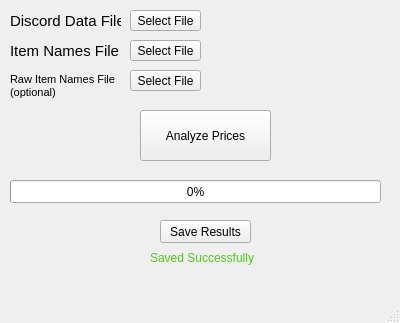
Before: the Qt Designer form UI/dialogue.ui in ryqui/GrowTrends, drawn with Qt 5.
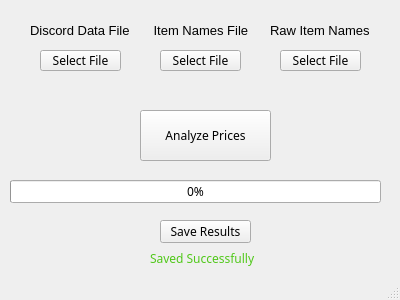
After: the same form once the commit is applied.

What changed in the file:
```diff
--- a/UI/dialogue.ui
+++ b/UI/dialogue.ui
@@ -7,22 +7,35 @@
     <x>0</x>
     <y>0</y>
     <width>400</width>
-    <height>323</height>
+    <height>300</height>
    </rect>
   </property>
+  <property name="font">
+   <font>
+    <family>Bahnschrift</family>
+    <weight>50</weight>
+    <bold>false</bold>
+   </font>
+  </property>
   <property name="windowTitle">
    <string>GrowTrends</string>
   </property>
+  <property name="styleSheet">
+   <string notr="true"/>
+  </property>
   <widget class="QWidget" name="centralwidget">
    <widget class="QPushButton" name="selectDiscordDataFile">
     <property name="geometry">
      <rect>
-      <x>130</x>
-      <y>10</y>
-      <width>71</width>
+      <x>40</x>
+      <y>50</y>
+      <width>81</width>
       <height>21</height>
      </rect>
     </property>
+    <property name="styleSheet">
+     <string notr="true"/>
+    </property>
     <property name="text">
      <string>Select File</string>
     </property>
@@ -30,15 +43,18 @@
    <widget class="QLabel" name="label">
     <property name="geometry">
      <rect>
-      <x>10</x>
-      <y>10</y>
-      <width>111</width>
+      <x>30</x>
+      <y>20</y>
+      <width>101</width>
       <height>21</height>
      </rect>
     </property>
     <property name="font">
      <font>
-      <pointsize>11</pointsize>
+      <family>MS Shell Dlg 2</family>
+      <pointsize>10</pointsize>
+      <weight>50</weight>
+      <bold>false</bold>
      </font>
     </property>
     <property name="text">
@@ -48,15 +64,18 @@
    <widget class="QLabel" name="discordDataFileName">
     <property name="geometry">
      <rect>
-      <x>210</x>
-      <y>11</y>
-      <width>181</width>
+      <x>30</x>
+      <y>80</y>
+      <width>101</width>
       <height>20</height>
      </rect>
     </property>
     <property name="font">
      <font>
+      <family>MS Shell Dlg 2</family>
       <pointsize>10</pointsize>
+      <weight>50</weight>
+      <bold>false</bold>
      </font>
     </property>
     <property name="text">
@@ -66,15 +85,18 @@
    <widget class="QLabel" name="itemNamesFileName">
     <property name="geometry">
      <rect>
-      <x>210</x>
-      <y>41</y>
-      <width>181</width>
+      <x>150</x>
+      <y>80</y>
+      <width>101</width>
       <height>20</height>
      </rect>
     </property>
     <property name="font">
      <font>
+      <family>MS Shell Dlg 2</family>
       <pointsize>10</pointsize>
+      <weight>50</weight>
+      <bold>false</bold>
      </font>
     </property>
     <property name="text">
@@ -84,27 +106,30 @@
    <widget class="QLabel" name="label_2">
     <property name="geometry">
      <rect>
-      <x>10</x>
-      <y>40</y>
-      <width>111</width>
+      <x>150</x>
+      <y>20</y>
+      <width>101</width>
       <height>21</height>
      </rect>
     </property>
     <property name="font">
      <font>
-      <pointsize>11</pointsize>
+      <family>MS Shell Dlg 2</family>
+      <pointsize>10</pointsize>
+      <weight>50</weight>
+      <bold>false</bold>
      </font>
     </property>
     <property name="text">
-     <string>Item Names File</string>
+     <string> Item Names File</string>
     </property>
    </widget>
    <widget class="QPushButton" name="selectItemNamesFile">
     <property name="geometry">
      <rect>
-      <x>130</x>
-      <y>40</y>
-      <width>71</width>
+      <x>160</x>
+      <y>50</y>
+      <width>81</width>
       <height>21</height>
      </rect>
     </property>
@@ -115,34 +140,39 @@
    <widget class="QLabel" name="label_3">
     <property name="geometry">
      <rect>
-      <x>10</x>
-      <y>70</y>
-      <width>111</width>
-      <height>31</height>
+      <x>270</x>
+      <y>20</y>
+      <width>101</width>
+      <height>21</height>
      </rect>
     </property>
     <property name="font">
      <font>
-      <pointsize>8</pointsize>
+      <family>MS Shell Dlg 2</family>
+      <pointsize>10</pointsize>
+      <weight>50</weight>
+      <bold>false</bold>
      </font>
     </property>
     <property name="text">
-     <string>Raw Item Names File
-(optional)</string>
+     <string>Raw Item Names</string>
     </property>
    </widget>
    <widget class="QLabel" name="rawItemNamesFileName">
     <property name="geometry">
      <rect>
-      <x>210</x>
-      <y>71</y>
-      <width>181</width>
+      <x>270</x>
+      <y>81</y>
+      <width>101</width>
       <height>20</height>
      </rect>
     </property>
     <property name="font">
      <font>
+      <family>MS Shell Dlg 2</family>
       <pointsize>10</pointsize>
+      <weight>50</weight>
+      <bold>false</bold>
      </font>
     </property>
     <property name="text">
@@ -152,9 +182,9 @@
    <widget class="QPushButton" name="selectRawItemNamesFile">
     <property name="geometry">
      <rect>
-      <x>130</x>
-      <y>70</y>
-      <width>71</width>
+      <x>280</x>
+      <y>50</y>
+      <width>81</width>
       <height>21</height>
      </rect>
     </property>
```
